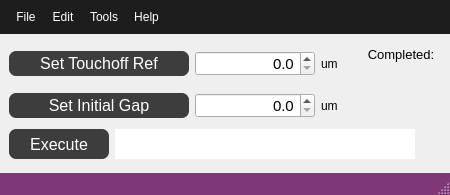
The window that src/ECM_gui/acs_dialog/window_touchoff.ui (dmherrington/ECM-Control-System) describes before a commit, drawn with Qt 5.
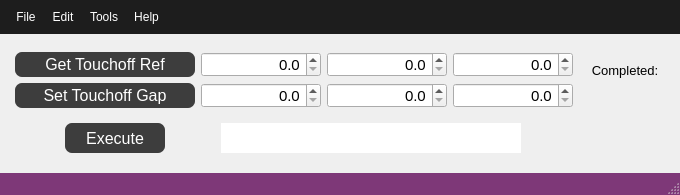
The same window after the commit. Custom widgets are drawn as their Qt base class.

What changed in the file:
```diff
--- a/src/ECM_gui/acs_dialog/window_touchoff.ui
+++ b/src/ECM_gui/acs_dialog/window_touchoff.ui
@@ -6,7 +6,7 @@
    <rect>
     <x>0</x>
     <y>0</y>
-    <width>450</width>
+    <width>680</width>
     <height>195</height>
    </rect>
   </property>
@@ -18,13 +18,13 @@
   </property>
   <property name="minimumSize">
    <size>
-    <width>450</width>
+    <width>680</width>
     <height>195</height>
    </size>
   </property>
   <property name="maximumSize">
    <size>
-    <width>452</width>
+    <width>680</width>
     <height>195</height>
    </size>
   </property>
@@ -150,8 +150,10 @@
   </property>
   <widget class="QWidget" name="centralwidget">
    <layout class="QGridLayout" name="gridLayout">
-    <item row="0" column="0" colspan="2">
-     <layout class="QHBoxLayout" name="horizontalLayout">
+    <item row="0" column="0">
+     <layout class="QVBoxLayout" name="verticalLayout">
+      <item>
+       <layout class="QHBoxLayout" name="horizontalLayout_9">
       <item>
        <widget class="QPushButton" name="pushButton_TouchoffRef">
         <property name="sizePolicy">
@@ -178,12 +180,12 @@
          </font>
         </property>
         <property name="text">
-         <string>Set Touchoff Ref</string>
+           <string>Get Touchoff Ref</string>
         </property>
        </widget>
       </item>
       <item>
-       <widget class="QDoubleSpinBox" name="doubleSpinBox_TouchoffRef">
+         <widget class="QDoubleSpinBox" name="doubleSpinBox_TouchoffRefX">
         <property name="sizePolicy">
          <sizepolicy hsizetype="Fixed" vsizetype="Fixed">
           <horstretch>0</horstretch>
@@ -214,33 +216,223 @@
         <property name="decimals">
          <number>1</number>
         </property>
+          <property name="minimum">
+           <double>0.000000000000000</double>
+          </property>
         <property name="maximum">
          <double>500000.000000000000000</double>
         </property>
        </widget>
       </item>
       <item>
-       <widget class="QLabel" name="label">
+         <widget class="QDoubleSpinBox" name="doubleSpinBox_TouchoffRefY">
+          <property name="sizePolicy">
+           <sizepolicy hsizetype="Fixed" vsizetype="Fixed">
+            <horstretch>0</horstretch>
+            <verstretch>0</verstretch>
+           </sizepolicy>
+          </property>
         <property name="minimumSize">
          <size>
-          <width>32</width>
+            <width>120</width>
           <height>25</height>
          </size>
         </property>
         <property name="maximumSize">
          <size>
-          <width>32</width>
+            <width>120</width>
           <height>25</height>
          </size>
+          </property>
+          <property name="font">
+           <font>
+            <family>MS Shell Dlg 2</family>
+            <pointsize>11</pointsize>
+           </font>
+          </property>
+          <property name="alignment">
+           <set>Qt::AlignRight|Qt::AlignTrailing|Qt::AlignVCenter</set>
+          </property>
+          <property name="decimals">
+           <number>1</number>
+          </property>
+          <property name="minimum">
+           <double>0.000000000000000</double>
+          </property>
+          <property name="maximum">
+           <double>500000.000000000000000</double>
+          </property>
+         </widget>
+        </item>
+        <item>
+         <widget class="QDoubleSpinBox" name="doubleSpinBox_TouchoffRefZ">
+          <property name="sizePolicy">
+           <sizepolicy hsizetype="Fixed" vsizetype="Fixed">
+            <horstretch>0</horstretch>
+            <verstretch>0</verstretch>
+           </sizepolicy>
+          </property>
+          <property name="minimumSize">
+           <size>
+            <width>120</width>
+            <height>25</height>
+           </size>
+          </property>
+          <property name="maximumSize">
+           <size>
+            <width>120</width>
+            <height>25</height>
+           </size>
+          </property>
+          <property name="font">
+           <font>
+            <family>MS Shell Dlg 2</family>
+            <pointsize>11</pointsize>
+           </font>
+          </property>
+          <property name="alignment">
+           <set>Qt::AlignRight|Qt::AlignTrailing|Qt::AlignVCenter</set>
+          </property>
+          <property name="decimals">
+           <number>1</number>
+          </property>
+          <property name="minimum">
+           <double>0.000000000000000</double>
+          </property>
+          <property name="maximum">
+           <double>500000.000000000000000</double>
+          </property>
+         </widget>
+        </item>
+       </layout>
+      </item>
+      <item>
+       <layout class="QHBoxLayout" name="horizontalLayout_10">
+        <item>
+         <widget class="QPushButton" name="pushButton_TouchoffGap">
+          <property name="sizePolicy">
+           <sizepolicy hsizetype="Fixed" vsizetype="Fixed">
+            <horstretch>0</horstretch>
+            <verstretch>0</verstretch>
+           </sizepolicy>
+          </property>
+          <property name="minimumSize">
+           <size>
+            <width>180</width>
+            <height>25</height>
+           </size>
+          </property>
+          <property name="maximumSize">
+           <size>
+            <width>16777215</width>
+            <height>25</height>
+           </size>
+          </property>
+          <property name="font">
+           <font>
+            <pointsize>12</pointsize>
+           </font>
         </property>
         <property name="text">
-         <string>um</string>
+           <string>Set Touchoff Gap</string>
         </property>
        </widget>
       </item>
-     </layout>
-    </item>
-    <item row="0" column="2" rowspan="2">
+        <item>
+         <widget class="QDoubleSpinBox" name="doubleSpinBox_InitialGapX">
+          <property name="minimumSize">
+           <size>
+            <width>120</width>
+            <height>25</height>
+           </size>
+          </property>
+          <property name="maximumSize">
+           <size>
+            <width>120</width>
+            <height>25</height>
+           </size>
+          </property>
+          <property name="font">
+           <font>
+            <pointsize>11</pointsize>
+           </font>
+          </property>
+          <property name="alignment">
+           <set>Qt::AlignRight|Qt::AlignTrailing|Qt::AlignVCenter</set>
+          </property>
+          <property name="decimals">
+           <number>1</number>
+          </property>
+          <property name="maximum">
+           <double>100000.000000000000000</double>
+          </property>
+         </widget>
+        </item>
+        <item>
+         <widget class="QDoubleSpinBox" name="doubleSpinBox_InitialGapY">
+          <property name="minimumSize">
+           <size>
+            <width>120</width>
+            <height>25</height>
+           </size>
+          </property>
+          <property name="maximumSize">
+           <size>
+            <width>120</width>
+            <height>25</height>
+           </size>
+          </property>
+          <property name="font">
+           <font>
+            <pointsize>11</pointsize>
+           </font>
+          </property>
+          <property name="alignment">
+           <set>Qt::AlignRight|Qt::AlignTrailing|Qt::AlignVCenter</set>
+          </property>
+          <property name="decimals">
+           <number>1</number>
+          </property>
+          <property name="maximum">
+           <double>100000.000000000000000</double>
+          </property>
+         </widget>
+        </item>
+        <item>
+         <widget class="QDoubleSpinBox" name="doubleSpinBox_InitialGapZ">
+          <property name="minimumSize">
+           <size>
+            <width>120</width>
+            <height>25</height>
+           </size>
+          </property>
+          <property name="maximumSize">
+           <size>
+            <width>120</width>
+            <height>25</height>
+           </size>
+          </property>
+          <property name="font">
+           <font>
+            <pointsize>11</pointsize>
+           </font>
+          </property>
+          <property name="alignment">
+           <set>Qt::AlignRight|Qt::AlignTrailing|Qt::AlignVCenter</set>
+          </property>
+          <property name="decimals">
+           <number>1</number>
+          </property>
+          <property name="maximum">
+           <double>100000.000000000000000</double>
+          </property>
+         </widget>
+        </item>
+       </layout>
+      </item>
+     </layout>
+    </item>
+    <item row="0" column="1" rowspan="2">
      <layout class="QVBoxLayout" name="verticalLayout_2">
       <item>
        <widget class="QLabel" name="label_Connection">
@@ -299,90 +491,9 @@
       </item>
      </layout>
     </item>
-    <item row="1" column="0" colspan="2">
-     <layout class="QHBoxLayout" name="horizontalLayout_2">
+    <item row="1" column="0">
+     <layout class="QHBoxLayout" name="horizontalLayout">
       <item>
-       <widget class="QPushButton" name="pushButton_TouchoffGap">
-        <property name="sizePolicy">
-         <sizepolicy hsizetype="Fixed" vsizetype="Fixed">
-          <horstretch>0</horstretch>
-          <verstretch>0</verstretch>
-         </sizepolicy>
-        </property>
-        <property name="minimumSize">
-         <size>
-          <width>180</width>
-          <height>25</height>
-         </size>
-        </property>
-        <property name="maximumSize">
-         <size>
-          <width>16777215</width>
-          <height>25</height>
-         </size>
-        </property>
-        <property name="font">
-         <font>
-          <pointsize>12</pointsize>
-         </font>
-        </property>
-        <property name="text">
-         <string>Set Initial Gap</string>
-        </property>
-       </widget>
-      </item>
-      <item>
-       <widget class="QDoubleSpinBox" name="doubleSpinBox_InitialGap">
-        <property name="minimumSize">
-         <size>
-          <width>120</width>
-          <height>25</height>
-         </size>
-        </property>
-        <property name="maximumSize">
-         <size>
-          <width>120</width>
-          <height>25</height>
-         </size>
-        </property>
-        <property name="font">
-         <font>
-          <pointsize>11</pointsize>
-         </font>
-        </property>
-        <property name="alignment">
-         <set>Qt::AlignRight|Qt::AlignTrailing|Qt::AlignVCenter</set>
-        </property>
-        <property name="decimals">
-         <number>1</number>
-        </property>
-        <property name="maximum">
-         <double>100000.000000000000000</double>
-        </property>
-       </widget>
-      </item>
-      <item>
-       <widget class="QLabel" name="label_2">
-        <property name="minimumSize">
-         <size>
-          <width>32</width>
-          <height>25</height>
-         </size>
-        </property>
-        <property name="maximumSize">
-         <size>
-          <width>32</width>
-          <height>25</height>
-         </size>
-        </property>
-        <property name="text">
-         <string>um</string>
-        </property>
-       </widget>
-      </item>
-     </layout>
-    </item>
-    <item row="2" column="0">
      <widget class="QPushButton" name="pushButton_ExecuteTouchoff">
       <property name="sizePolicy">
        <sizepolicy hsizetype="Fixed" vsizetype="Fixed">
@@ -412,7 +523,7 @@
       </property>
      </widget>
     </item>
-    <item row="2" column="1" colspan="2">
+      <item>
      <widget class="QLineEdit" name="lineEdit_TouchoffCode">
       <property name="sizePolicy">
        <sizepolicy hsizetype="Fixed" vsizetype="Fixed">
@@ -446,13 +557,15 @@
      </widget>
     </item>
    </layout>
+    </item>
+   </layout>
   </widget>
   <widget class="QMenuBar" name="menubar">
    <property name="geometry">
     <rect>
      <x>0</x>
      <y>0</y>
-     <width>450</width>
+     <width>680</width>
      <height>40</height>
     </rect>
    </property>
```
Left out of the diff: 4 changed lines with no effect on the pictures. Lines whose indentation alone changed are shown as unchanged.
